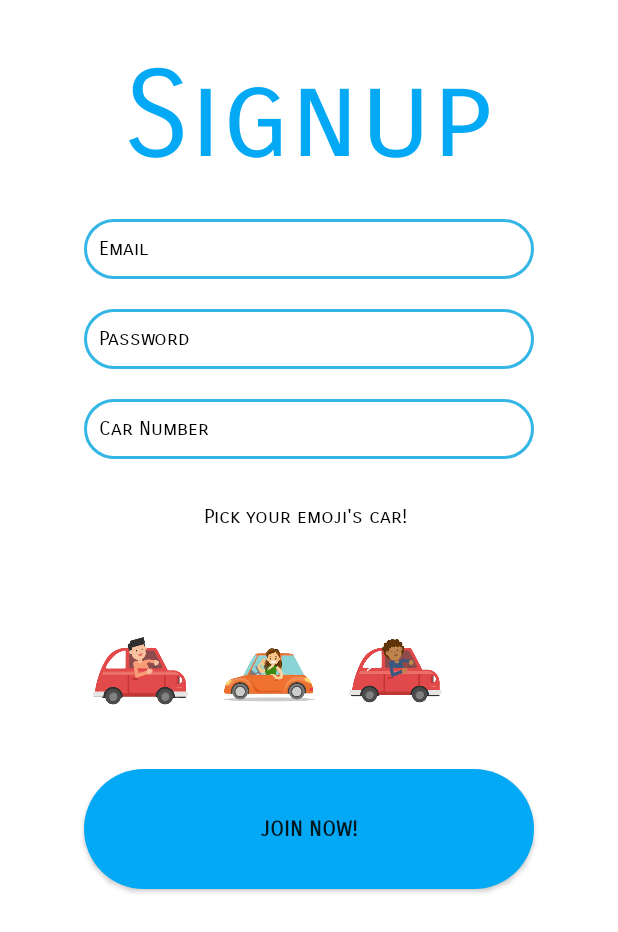
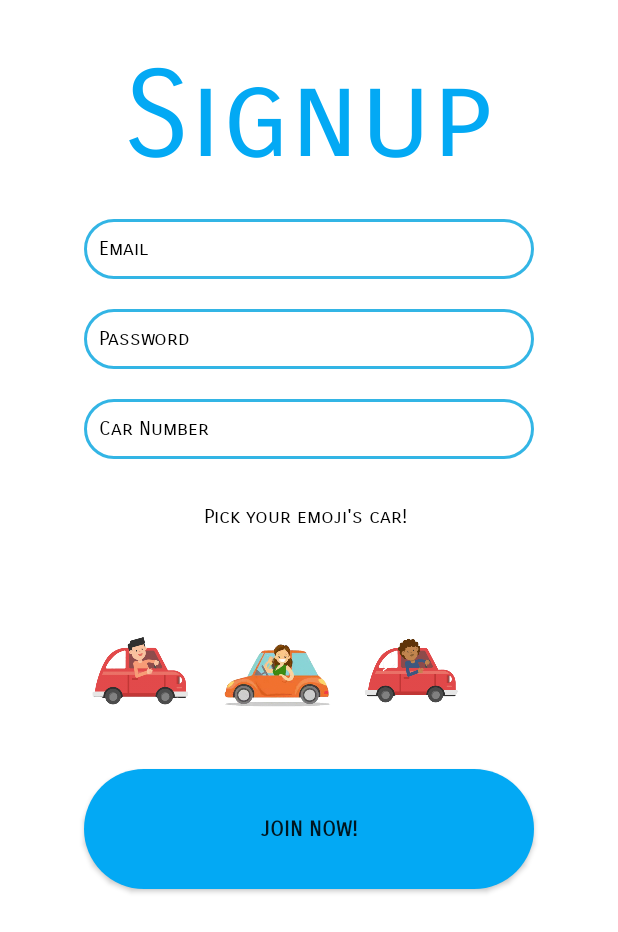
Before and after one commit to SofmicCorp/TalkCar, an Android app: the SignupActivity screen opened directly, with no data from a screen before it, on a phone screen of 412 x 824 dp. Shown: the top 932 px of the screen. Run offline under Robolectric (Android 15) with nearby library versions, the phone set to English and light mode, and no system bars; our stand-ins replace Firebase (no records; nobody signed in at launch, a user with empty details on screens opened directly).

Commit message:
*Emjoi was added to signup stroke change

```diff
--- a/app/src/main/res/layout/activity_signup.xml
+++ b/app/src/main/res/layout/activity_signup.xml
@@ -110,8 +110,8 @@
 
             <ImageView
                 android:id="@+id/driver3"
-                android:layout_width="65dp"
-                android:layout_height="65dp"
+                android:layout_width="76dp"
+                android:layout_height="80dp"
                 android:layout_gravity="center"
                 android:layout_marginTop="30dp"
                 android:layout_marginLeft="20dp"
```
